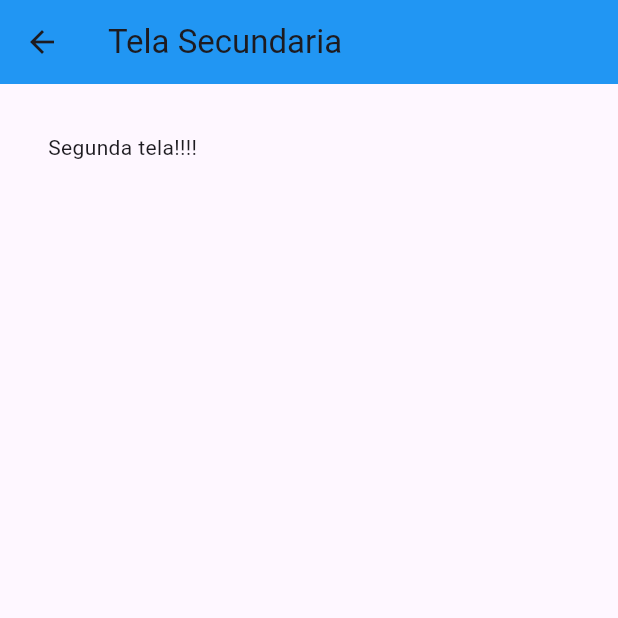
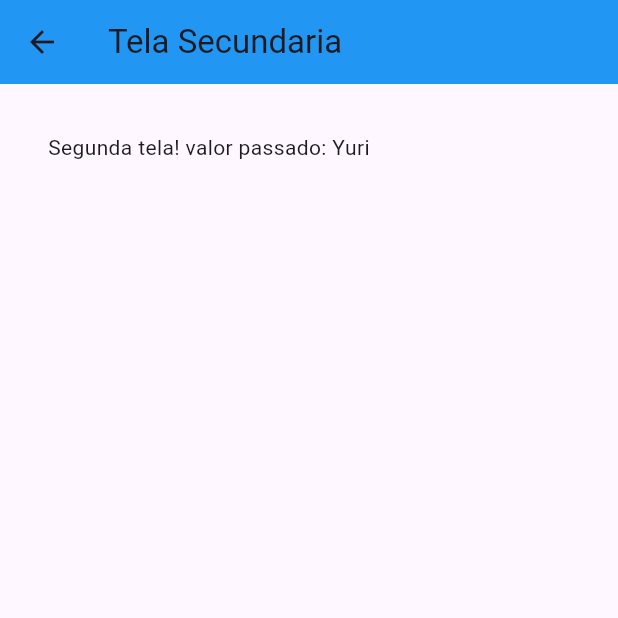
Before and after one commit to yurisantos-y/aplicativos-flutter, a Flutter app: the screen it shows after launch, after a tap on "Ir para a segunda tela", on a phone screen of 412 x 824 dp, the top half of it. Run offline on Flutter 3.47's test engine with Material 3 defaults, Android fonts, the phone set to English and light mode, and no system bars.

Commit message:
Passando dados de uma tela para outra

```diff
--- a/navegacao/lib/TelaSecundaria.dart
+++ b/navegacao/lib/TelaSecundaria.dart
@@ -1,11 +1,19 @@
 import 'package:flutter/material.dart';
 
 class TelaSecundaria extends StatefulWidget {
+
+  String valor;
+
+  TelaSecundaria(this.valor);
+
   @override
   _TelaSecundariaState createState() => _TelaSecundariaState();
 }
 
 class _TelaSecundariaState extends State<TelaSecundaria> {
+
+
+
   @override
   Widget build(BuildContext context) {
     return Scaffold(
@@ -17,7 +25,7 @@ class _TelaSecundariaState extends State<TelaSecundaria> {
         padding: EdgeInsets.all(32),
         child: Column(
           children: <Widget>[
-            Text("Segunda tela!!!!")
+            Text("Segunda tela! valor passado: ${widget.valor} ")
           ],
         ),
       ),
--- a/navegacao/lib/main.dart
+++ b/navegacao/lib/main.dart
@@ -32,7 +32,7 @@ class _TelaPrincipalState extends State<TelaPrincipal> {
                   Navigator.push(
                       context,
                       MaterialPageRoute(
-                          builder: (context) => TelaSecundaria()
+                          builder: (context) => TelaSecundaria("Yuri")
                       )
                   );
                 },
```
